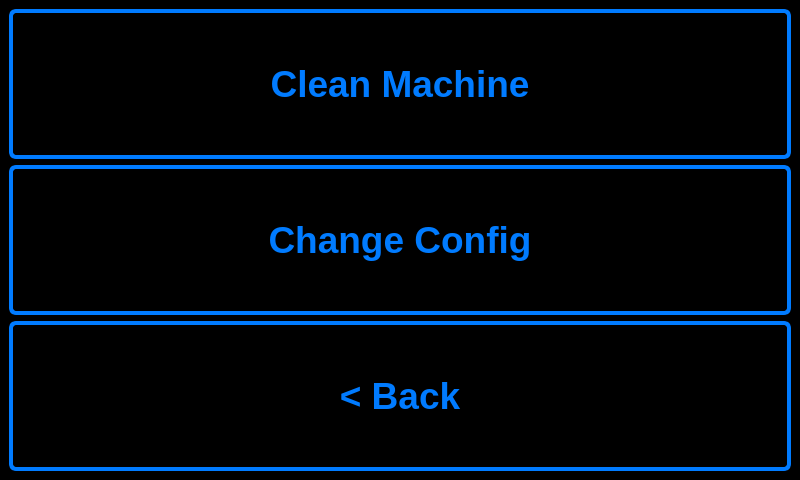
The window that src/ui_elements/optionwindow.ui (AndreWohnsland/CocktailBerry) describes before a commit, drawn with Qt 5.
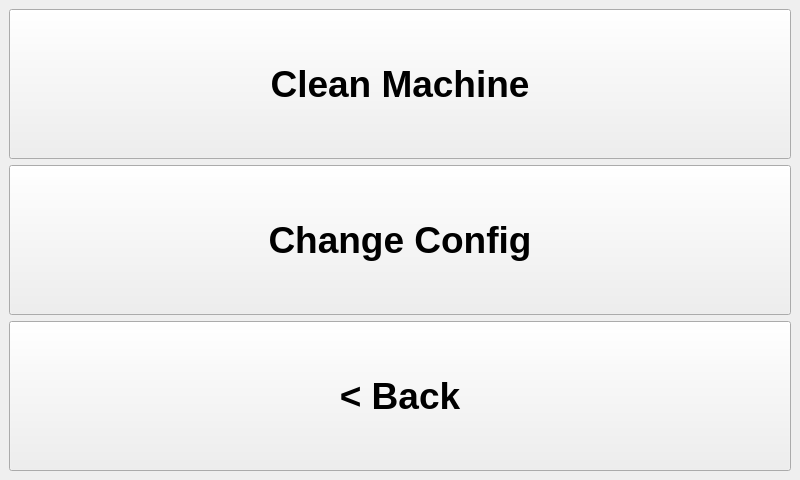
The same window after the commit.

```diff
--- a/src/ui_elements/optionwindow.ui
+++ b/src/ui_elements/optionwindow.ui
@@ -35,57 +35,7 @@
    <string>Options</string>
   </property>
   <property name="styleSheet">
-   <string notr="true">QWidget
-{
-	color: rgb(0, 123, 255);	
-	background-color: rgb(0, 0, 0);
-
-}
-
-QPushButton {
-	background-color: rgb(0, 0, 0);
-	color: (0, 123, 255);
-    border-width: 4px;
-	border-color: rgb(0, 123, 255);
-	border-style: solid;
-	border-radius: 7;
-	padding: 3px;
-	padding-left: 5px;
-	padding-right: 5px;
-}
-
-QPushButton:pressed
-{
-	color: rgb(239, 151, 0);	
-	border-color: rgb(239, 151, 0);
-}
-
-QProgressBar
-{
-	background-color: rgb(166, 166, 166);
-	color: rgb(0, 0, 0);
-    border: 2px rgb(166, 166, 166);
-    border-radius: 5px;
-}
-
-QProgressBar::chunk {
-	border: 2px rgb(166, 166, 166);
-    border-top-left-radius: 5px;
-    border-bottom-left-radius: 5px;
-    border-top-right-radius: 5px;
-    border-bottom-right-radius: 5px;
-	background-color: rgb(0, 123, 255);
-   /* width: 40px;
-    margin: 0.5px;*/
-}
-
-#Labbruch {
-	color: rgb(239, 151, 0);
-}
-
-#LProgress{
-	color: rgb(239, 151, 0);
-}</string>
+   <string notr="true"/>
   </property>
   <widget class="QWidget" name="centralwidget">
    <layout class="QGridLayout" name="gridLayout">
```
